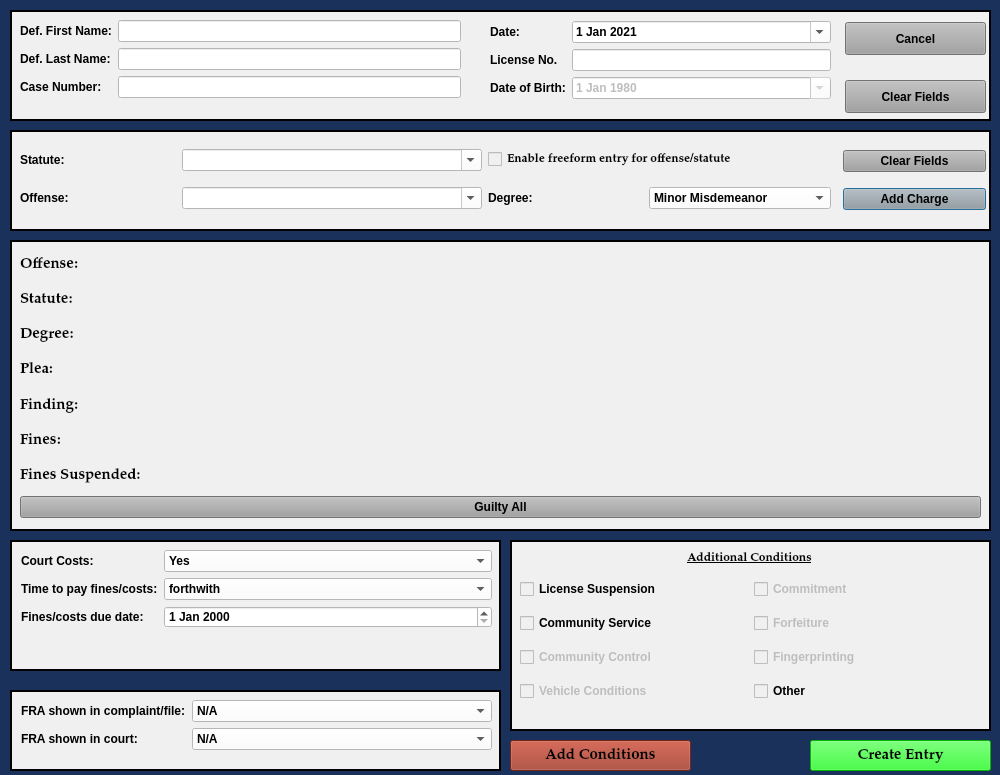
Before: the Qt Designer form resources/ui/MinorMisdemeanorDialog.ui in HunterProgram22/MuniEntry, drawn with Qt 5.
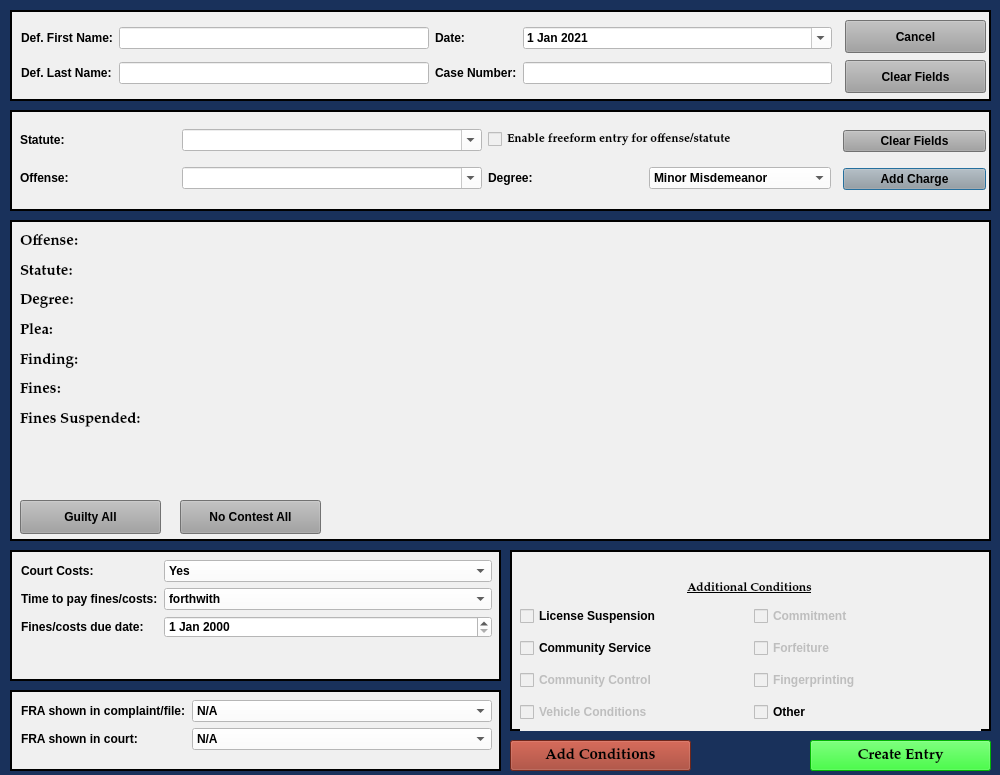
After: the same form once the commit is applied.

Commit message: Added amend offense button to grid - not wired up.

```diff
--- a/resources/ui/MinorMisdemeanorDialog.ui
+++ b/resources/ui/MinorMisdemeanorDialog.ui
@@ -149,7 +149,7 @@
    <property name="geometry">
     <rect>
      <x>10</x>
-     <y>130</y>
+     <y>110</y>
      <width>981</width>
      <height>101</height>
     </rect>
@@ -353,9 +353,9 @@
    <property name="geometry">
     <rect>
      <x>10</x>
-     <y>240</y>
+     <y>220</y>
      <width>981</width>
-     <height>291</height>
+     <height>321</height>
     </rect>
    </property>
    <property name="font">
@@ -385,7 +385,7 @@
       <x>10</x>
       <y>10</y>
       <width>961</width>
-      <height>268</height>
+      <height>261</height>
      </rect>
     </property>
     <layout class="QGridLayout" name="charges_gridLayout">
@@ -405,19 +405,6 @@
        </property>
       </widget>
      </item>
-     <item row="7" column="0">
-      <widget class="QPushButton" name="guilty_all_Button">
-       <property name="focusPolicy">
-        <enum>Qt::NoFocus</enum>
-       </property>
-       <property name="styleSheet">
-        <string notr="true">background-color: rgb(160, 160, 160);</string>
-       </property>
-       <property name="text">
-        <string>Guilty All</string>
-       </property>
-      </widget>
-     </item>
      <item row="3" column="0">
       <widget class="QLabel" name="plea_label_1">
        <property name="font">
@@ -485,6 +472,13 @@
        </property>
       </widget>
      </item>
+     <item row="7" column="0">
+      <widget class="QLabel" name="label_4">
+       <property name="text">
+        <string/>
+       </property>
+      </widget>
+     </item>
      <item row="2" column="0">
       <widget class="QLabel" name="label_20">
        <property name="font">
@@ -517,8 +511,53 @@
        </property>
       </widget>
      </item>
+     <item row="8" column="0">
+      <widget class="QLabel" name="label_5">
+       <property name="text">
+        <string/>
+       </property>
+      </widget>
+     </item>
     </layout>
    </widget>
+   <widget class="QPushButton" name="guilty_all_Button">
+    <property name="geometry">
+     <rect>
+      <x>10</x>
+      <y>280</y>
+      <width>141</width>
+      <height>34</height>
+     </rect>
+    </property>
+    <property name="focusPolicy">
+     <enum>Qt::NoFocus</enum>
+    </property>
+    <property name="styleSheet">
+     <string notr="true">background-color: rgb(160, 160, 160);</string>
+    </property>
+    <property name="text">
+     <string>Guilty All</string>
+    </property>
+   </widget>
+   <widget class="QPushButton" name="no_contest_all_Button">
+    <property name="geometry">
+     <rect>
+      <x>170</x>
+      <y>280</y>
+      <width>141</width>
+      <height>34</height>
+     </rect>
+    </property>
+    <property name="focusPolicy">
+     <enum>Qt::NoFocus</enum>
+    </property>
+    <property name="styleSheet">
+     <string notr="true">background-color: rgb(160, 160, 160);</string>
+    </property>
+    <property name="text">
+     <string>No Contest All</string>
+    </property>
+   </widget>
   </widget>
   <widget class="QFrame" name="frame_3">
    <property name="geometry">
@@ -526,7 +565,7 @@
      <x>10</x>
      <y>10</y>
      <width>981</width>
-     <height>111</height>
+     <height>91</height>
     </rect>
    </property>
    <property name="sizePolicy">
@@ -552,7 +591,7 @@
     <property name="geometry">
      <rect>
       <x>835</x>
-      <y>70</y>
+      <y>50</y>
       <width>141</width>
       <height>33</height>
      </rect>
@@ -571,7 +610,7 @@
     <property name="geometry">
      <rect>
       <x>835</x>
-      <y>12</y>
+      <y>10</y>
       <width>141</width>
       <height>33</height>
      </rect>
@@ -586,24 +625,44 @@
      <string>Cancel</string>
     </property>
    </widget>
-   <widget class="QWidget" name="layoutWidget">
+   <widget class="QWidget" name="">
     <property name="geometry">
      <rect>
-      <x>480</x>
-      <y>11</y>
-      <width>341</width>
-      <height>96</height>
+      <x>11</x>
+      <y>10</y>
+      <width>811</width>
+      <height>71</height>
      </rect>
     </property>
-    <layout class="QFormLayout" name="formLayout_4">
+    <layout class="QGridLayout" name="gridLayout_2">
      <item row="0" column="0">
+      <widget class="QLabel" name="label">
+       <property name="text">
+        <string>Def. First Name:</string>
+       </property>
+      </widget>
+     </item>
+     <item row="0" column="1">
+      <widget class="QLineEdit" name="defendant_first_name_lineEdit">
+       <property name="maximumSize">
+        <size>
+         <width>500</width>
+         <height>16777215</height>
+        </size>
+       </property>
+       <property name="styleSheet">
+        <string notr="true">background-color: rgb(255, 255, 255);</string>
+       </property>
+      </widget>
+     </item>
+     <item row="0" column="2">
       <widget class="QLabel" name="label_26">
        <property name="text">
         <string>Date:</string>
        </property>
       </widget>
      </item>
-     <item row="0" column="1">
+     <item row="0" column="3">
       <widget class="QDateEdit" name="plea_trial_date">
        <property name="focusPolicy">
         <enum>Qt::NoFocus</enum>
@@ -631,103 +690,6 @@
       </widget>
      </item>
      <item row="1" column="0">
-      <widget class="QLabel" name="label_4">
-       <property name="toolTip">
-        <string/>
-       </property>
-       <property name="text">
-        <string>License No.</string>
-       </property>
-      </widget>
-     </item>
-     <item row="1" column="1">
-      <widget class="QLineEdit" name="operator_license_number_lineEdit">
-       <property name="enabled">
-        <bool>false</bool>
-       </property>
-       <property name="maximumSize">
-        <size>
-         <width>500</width>
-         <height>16777215</height>
-        </size>
-       </property>
-       <property name="focusPolicy">
-        <enum>Qt::NoFocus</enum>
-       </property>
-       <property name="styleSheet">
-        <string notr="true">background-color: rgb(255, 255, 255);</string>
-       </property>
-      </widget>
-     </item>
-     <item row="2" column="0">
-      <widget class="QLabel" name="label_5">
-       <property name="toolTip">
-        <string/>
-       </property>
-       <property name="text">
-        <string>Date of Birth:</string>
-       </property>
-      </widget>
-     </item>
-     <item row="2" column="1">
-      <widget class="QDateEdit" name="defendant_birth_date">
-       <property name="enabled">
-        <bool>false</bool>
-       </property>
-       <property name="focusPolicy">
-        <enum>Qt::NoFocus</enum>
-       </property>
-       <property name="styleSheet">
-        <string notr="true">background-color: rgb(255, 255, 255);</string>
-       </property>
-       <property name="dateTime">
-        <datetime>
-         <hour>0</hour>
-         <minute>0</minute>
-         <second>0</second>
-         <year>1980</year>
-         <month>1</month>
-         <day>1</day>
-        </datetime>
-       </property>
-       <property name="calendarPopup">
-        <bool>true</bool>
-       </property>
-      </widget>
-     </item>
-    </layout>
-   </widget>
-   <widget class="QWidget" name="layoutWidget">
-    <property name="geometry">
-     <rect>
-      <x>10</x>
-      <y>10</y>
-      <width>441</width>
-      <height>98</height>
-     </rect>
-    </property>
-    <layout class="QFormLayout" name="formLayout">
-     <item row="0" column="0">
-      <widget class="QLabel" name="label">
-       <property name="text">
-        <string>Def. First Name:</string>
-       </property>
-      </widget>
-     </item>
-     <item row="0" column="1">
-      <widget class="QLineEdit" name="defendant_first_name_lineEdit">
-       <property name="maximumSize">
-        <size>
-         <width>500</width>
-         <height>16777215</height>
-        </size>
-       </property>
-       <property name="styleSheet">
-        <string notr="true">background-color: rgb(255, 255, 255);</string>
-       </property>
-      </widget>
-     </item>
-     <item row="1" column="0">
       <widget class="QLabel" name="label_2">
        <property name="text">
         <string>Def. Last Name:</string>
@@ -744,14 +706,14 @@
        </property>
       </widget>
      </item>
-     <item row="2" column="0">
+     <item row="1" column="2">
       <widget class="QLabel" name="label_3">
        <property name="text">
         <string>Case Number:</string>
        </property>
       </widget>
      </item>
-     <item row="2" column="1">
+     <item row="1" column="3">
       <widget class="QLineEdit" name="case_number_lineEdit">
        <property name="maximumSize">
         <size>
@@ -771,7 +733,7 @@
    <property name="geometry">
     <rect>
      <x>10</x>
-     <y>540</y>
+     <y>550</y>
      <width>491</width>
      <height>131</height>
     </rect>
@@ -988,9 +950,9 @@
    <property name="geometry">
     <rect>
      <x>510</x>
-     <y>540</y>
+     <y>550</y>
      <width>481</width>
-     <height>191</height>
+     <height>181</height>
     </rect>
    </property>
    <property name="styleSheet">
@@ -1011,7 +973,7 @@
     <property name="geometry">
      <rect>
       <x>14</x>
-      <y>10</y>
+      <y>30</y>
       <width>451</width>
       <height>16</height>
      </rect>
@@ -1037,9 +999,9 @@
     <property name="geometry">
      <rect>
       <x>10</x>
-      <y>31</y>
+      <y>50</y>
       <width>461</width>
-      <height>141</height>
+      <height>131</height>
      </rect>
     </property>
     <layout class="QGridLayout" name="gridLayout_5">
```
Left out of the diff: 16 changed lines with no effect on the pictures. The commit also changes 2 other files.
